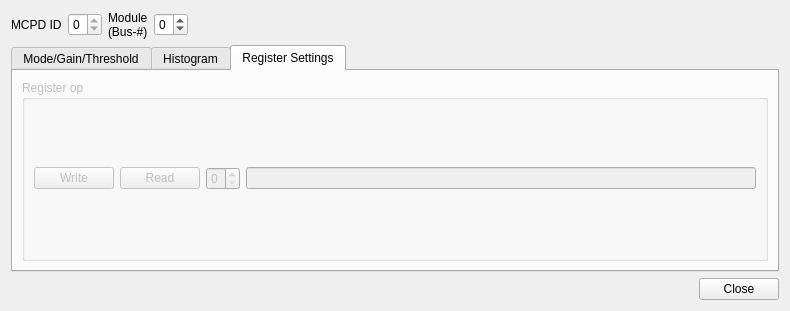
Qt form qmesydaq/modulesetup.ui (flueke/qmesydaq) before a commit.
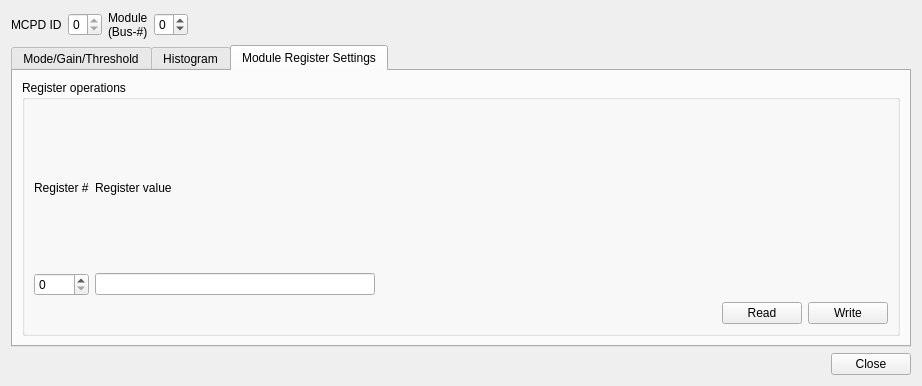
The same form after that commit. The open tabs and pages were chosen to show the change. Custom widgets are drawn as their Qt base class.

Commit message: ModuleSetup: Enable module register handling for super users

Diff of the .ui file:
```diff
--- a/qmesydaq/modulesetup.ui
+++ b/qmesydaq/modulesetup.ui
@@ -6,8 +6,8 @@
    <rect>
     <x>0</x>
     <y>0</y>
-    <width>790</width>
-    <height>291</height>
+    <width>922</width>
+    <height>386</height>
    </rect>
   </property>
   <property name="windowTitle">
@@ -1000,42 +1000,93 @@
       </layout>
      </widget>
      <widget class="QWidget" name="tabRegisterSettings">
+      <property name="enabled">
+       <bool>true</bool>
+      </property>
       <attribute name="title">
-       <string>Register Settings</string>
+       <string>Module Register Settings</string>
       </attribute>
       <layout class="QGridLayout" name="gridLayout_6">
        <item row="0" column="0">
-        <widget class="QGroupBox" name="groupBox39">
-         <property name="enabled">
-          <bool>false</bool>
-         </property>
+        <widget class="QGroupBox" name="periRegBox">
          <property name="title">
-          <string>Register op</string>
+          <string>Register operations</string>
          </property>
+         <layout class="QGridLayout" name="gridLayout_8">
+          <item row="0" column="0">
          <layout class="QGridLayout" name="gridLayout_2">
           <item row="0" column="0">
-           <widget class="QPushButton" name="writeRegisterButton">
+             <widget class="QLabel" name="label">
             <property name="text">
-             <string>Write</string>
+               <string>Register #</string>
             </property>
            </widget>
           </item>
           <item row="0" column="1">
-           <widget class="QPushButton" name="readRegisterButton">
+             <widget class="QLabel" name="label_2">
             <property name="text">
-             <string>Read</string>
+               <string>Register value</string>
             </property>
            </widget>
           </item>
-          <item row="0" column="2">
+            <item row="1" column="0">
            <widget class="QSpinBox" name="registerSelect">
             <property name="maximum">
              <number>2</number>
             </property>
            </widget>
           </item>
-          <item row="0" column="3">
+            <item row="1" column="1">
            <widget class="QLineEdit" name="registerValue"/>
+            </item>
+           </layout>
+          </item>
+          <item row="0" column="1">
+           <spacer name="horizontalSpacer_3">
+            <property name="orientation">
+             <enum>Qt::Horizontal</enum>
+            </property>
+            <property name="sizeHint" stdset="0">
+             <size>
+              <width>340</width>
+              <height>20</height>
+             </size>
+            </property>
+           </spacer>
+          </item>
+          <item row="1" column="0">
+           <spacer name="horizontalSpacer_4">
+            <property name="orientation">
+             <enum>Qt::Horizontal</enum>
+            </property>
+            <property name="sizeHint" stdset="0">
+             <size>
+              <width>340</width>
+              <height>20</height>
+             </size>
+            </property>
+           </spacer>
+          </item>
+          <item row="1" column="2">
+           <layout class="QHBoxLayout" name="horizontalLayout">
+            <item>
+             <widget class="QPushButton" name="readRegisterButton">
+              <property name="enabled">
+               <bool>true</bool>
+              </property>
+              <property name="text">
+               <string>Read</string>
+              </property>
+             </widget>
+            </item>
+            <item>
+             <widget class="QPushButton" name="writeRegisterButton">
+              <property name="text">
+               <string>Write</string>
+              </property>
+             </widget>
+            </item>
+           </layout>
           </item>
          </layout>
         </widget>
```
Lines whose indentation alone changed are shown as unchanged. The commit also changes 3 other files.
